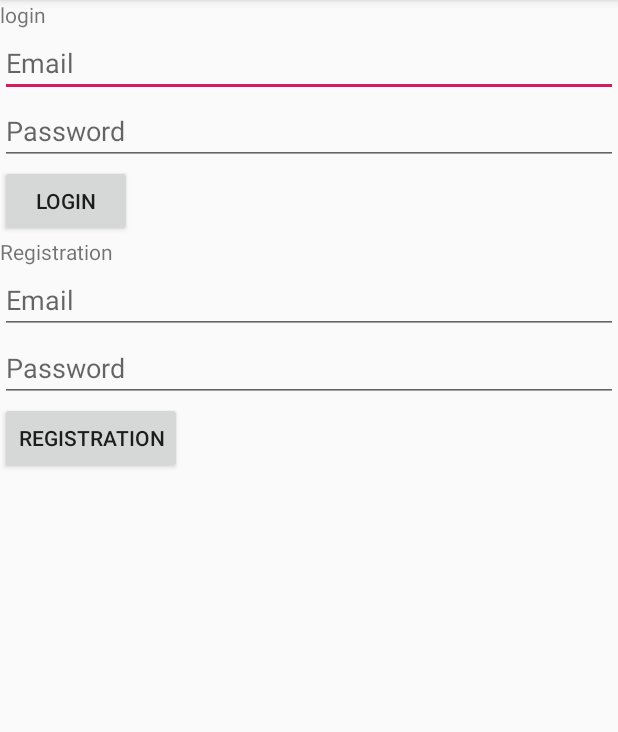
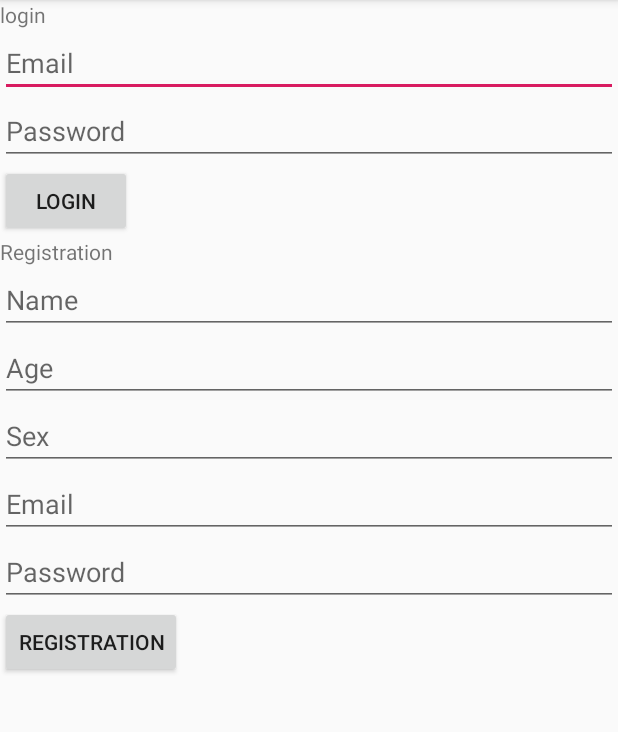
Before and after one commit to Crucialjun/FirebaseTutorial, an Android app: the screen it shows after launch (LoginActivity), on a phone screen of 412 x 824 dp, the part 84-816 px from its top. Run offline under Robolectric (Android 15) with nearby library versions, the phone set to English and light mode, and no system bars; our stand-ins replace Firebase (no records; nobody signed in at launch, a user with empty details on screens opened directly).

Commit message:
Save data to firebase

```diff
--- a/app/src/main/java/com/example/crucialjun/firebasetutorial/LoginActivity.java
+++ b/app/src/main/java/com/example/crucialjun/firebasetutorial/LoginActivity.java
@@ -14,10 +14,16 @@ import com.google.android.gms.tasks.Task;
 import com.google.firebase.auth.AuthResult;
 import com.google.firebase.auth.FirebaseAuth;
 import com.google.firebase.auth.FirebaseUser;
+import com.google.firebase.database.DatabaseReference;
+import com.google.firebase.database.FirebaseDatabase;
+
+import java.util.HashMap;
+import java.util.Map;
 
 public class LoginActivity extends AppCompatActivity {
 
-    private EditText emailLogin,passwordLogin,emailRegistration,passwordRegistration;
+    private EditText emailLogin,passwordLogin,emailRegistration,passwordRegistration,mNameRegistration,
+    mAgeRegistration,mSexRegistration;
     private Button buttonLogin,buttonRegistration;
 
     private FirebaseAuth mAuth;
@@ -35,6 +41,9 @@ public class LoginActivity extends AppCompatActivity {
         passwordLogin = findViewById(R.id.passwordLogin);
         emailRegistration = findViewById(R.id.emailRegistration);
         passwordRegistration = findViewById(R.id.passwordRegistration);
+        mNameRegistration = findViewById(R.id.nameRegistration);
+        mAgeRegistration = findViewById(R.id.ageRegistration);
+        mSexRegistration = findViewById(R.id.sexRegistration);
 
         buttonLogin = findViewById(R.id.buttonLogin);
         buttonRegistration = findViewById(R.id.buttonRegistration);
@@ -65,6 +74,20 @@ public class LoginActivity extends AppCompatActivity {
                     public void onComplete(@NonNull Task<AuthResult> task) {
                         if(!task.isSuccessful()) {
                             Toast.makeText(LoginActivity.this, "Sign Up Error", Toast.LENGTH_LONG).show();
+                        }else{
+                            String user_id = mAuth.getCurrentUser().getUid();
+                            DatabaseReference current_user = FirebaseDatabase.getInstance().getReference().child("Users").child(user_id);
+
+                            String name = mNameRegistration.getText().toString();
+                            String age = mAgeRegistration.getText().toString();
+                            String sex = mSexRegistration.getText().toString();
+
+                            Map newPost = new HashMap();
+                            newPost.put("name",name);
+                            newPost.put("age",age);
+                            newPost.put("sex",sex);
+
+                            current_user.setValue(newPost);
                         }
                     }
                 });
--- a/app/src/main/res/layout/activity_login.xml
+++ b/app/src/main/res/layout/activity_login.xml
@@ -32,6 +32,21 @@
         android:layout_width="wrap_content"
         android:layout_height="wrap_content"
         android:text="Registration"/>
+    <EditText
+        android:layout_width="match_parent"
+        android:layout_height="wrap_content"
+        android:hint="Name"
+        android:id="@+id/nameRegistration"/>
+    <EditText
+        android:layout_width="match_parent"
+        android:layout_height="wrap_content"
+        android:hint="Age"
+        android:id="@+id/ageRegistration"/>
+    <EditText
+        android:layout_width="match_parent"
+        android:layout_height="wrap_content"
+        android:hint="Sex"
+        android:id="@+id/sexRegistration"/>
 
     <EditText
         android:layout_width="match_parent"
```
